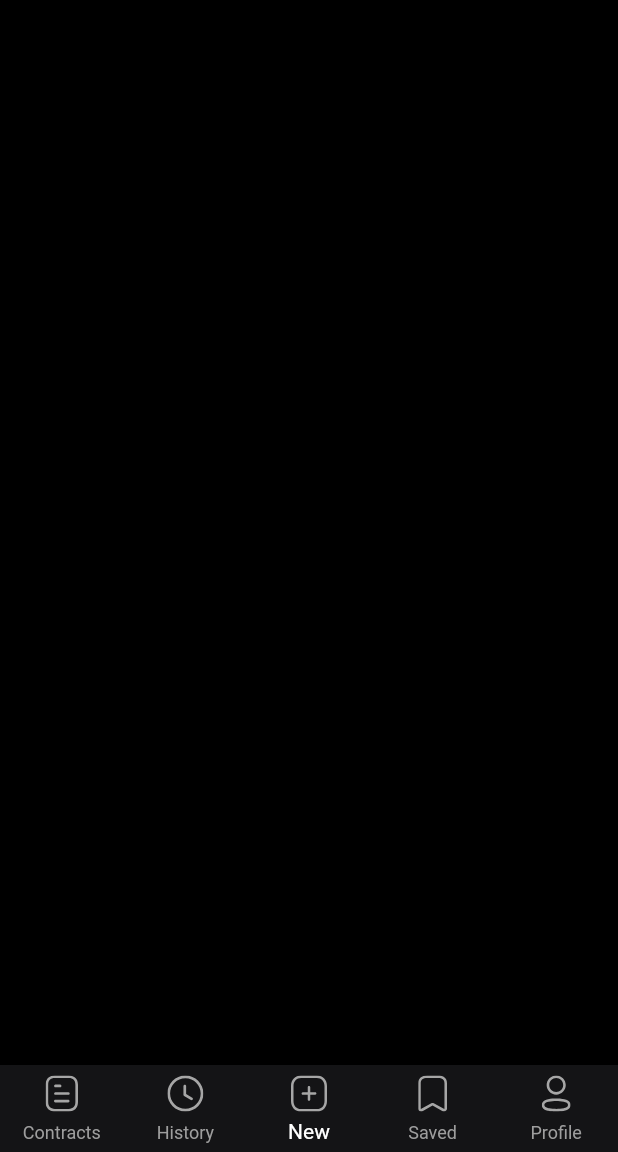
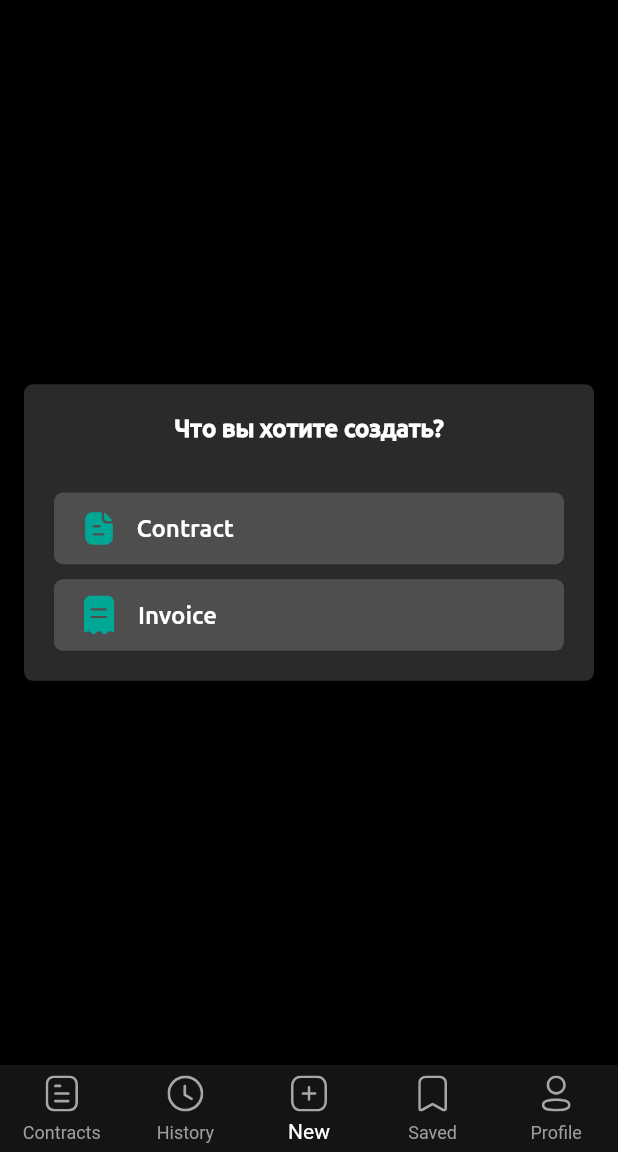
Before and after one commit to ShokhaKhaltaev/iBilling, a Flutter app: the screen it shows after launch, item 3 of the bottom bar chosen, on a phone screen of 412 x 824 dp, the part 84-1236 px from its top. Run offline on Flutter 3.47's test engine with Material 2 defaults, Android fonts, the phone set to English and light mode, and no system bars; our stand-ins replace calendar_timeline, flutter_svg; missing offline and left inert: grouped_buttons.

Commit message:
Add new contract screen and form to create contract

```diff
--- a/lib/main.dart
+++ b/lib/main.dart
@@ -1,9 +1,11 @@
 import 'package:flutter/material.dart';
 import 'package:ibilling_app/provider/contract_provider.dart';
+import 'package:ibilling_app/views/screens/add_contract_screen.dart';
 import 'package:ibilling_app/views/screens/contracts_screen.dart';
 import 'package:ibilling_app/views/screens/filters_screen.dart';
 import 'package:ibilling_app/views/screens/history_screen.dart';
 import 'package:ibilling_app/views/screens/home_page.dart';
+import 'package:ibilling_app/views/screens/new_invoice_screen.dart';
 import 'package:ibilling_app/views/screens/new_screen.dart';
 import 'package:ibilling_app/views/screens/profile_screen.dart';
 import 'package:ibilling_app/views/screens/saved_screen.dart';
@@ -43,7 +45,9 @@ class _MyAppState extends State<MyApp> {
           NewScreen.newRoute: (context) => NewScreen(),
           ProfileScreen.profileRoute: (context) => ProfileScreen(),
           SavedScreen.savedRoute: (context) => SavedScreen(),
-          FiltersScreen.filtersPageRoute: (context) => FiltersScreen()
+          FiltersScreen.filtersPageRoute: (context) => FiltersScreen(),
+          AddContractScreen.addContractPage: (context) => AddContractScreen(),
+          NewInvoiceScreen.newInvoicePage: (context) => NewInvoiceScreen(),
         }
       ),
     );
--- a/lib/views/screens/new_screen.dart
+++ b/lib/views/screens/new_screen.dart
@@ -1,12 +1,65 @@
+import 'dart:ui';
+
 import 'package:flutter/material.dart';
+import 'package:ibilling_app/views/screens/add_contract_screen.dart';
+import 'package:ibilling_app/views/screens/new_invoice_screen.dart';
+import 'package:ibilling_app/widgets/invoice_button.dart';
 
 class NewScreen extends StatelessWidget {
   static final newRoute = '/new-screen';
 
   @override
   Widget build(BuildContext context) {
-    return Scaffold(
-
+    return Padding(
+      padding: EdgeInsets.symmetric(horizontal: 16, vertical: 0),
+      child: Center(
+        child: Container(
+          padding: EdgeInsets.all(20),
+          height: MediaQuery.of(context).size.height * 0.24,
+          width: double.infinity,
+          decoration: BoxDecoration(
+            color: Color(0xff2A2A2D),
+            borderRadius: BorderRadius.circular(6),
+          ),
+          child: Column(
+            mainAxisAlignment: MainAxisAlignment.spaceBetween,
+            children: [
+              Center(
+                child: Text('Что вы хотите создать?', style: TextStyle(fontWeight: FontWeight.w700, fontSize: 16, fontFamily: 'Ubuntu Medium'),),
+              ),
+              Container(
+                height: MediaQuery.of(context).size.height * 0.128,
+                width: double.infinity,
+                child: Column(
+                  children: [
+                    Expanded(
+                      child: InvoiceButton(
+                        buttonText: 'Contract',
+                        iconPath: 'Paper.svg',
+                        callback: (){
+                          Navigator.pushNamed(context, AddContractScreen.addContractPage);
+                        },
+                      ),
+                    ),
+                    SizedBox(
+                      height: 10,
+                    ),
+                    Expanded(
+                        child: InvoiceButton(
+                          buttonText: 'Invoice',
+                          iconPath: 'invoice.svg',
+                          callback: (){
+                            Navigator.pushNamed(context, NewInvoiceScreen.newInvoicePage);
+                          },
+                        ),
+                    )
+                  ],
+                ),
+              )
+            ],
+          ),
+        ),
+      ),
     );
   }
 }
--- /dev/null
+++ b/lib/widgets/invoice_button.dart
@@ -0,0 +1,30 @@
+import 'package:flutter/material.dart';
+import 'package:flutter_svg/flutter_svg.dart';
+
+class InvoiceButton extends StatelessWidget {
+  final String iconPath;
+  final String buttonText;
+  final VoidCallback callback;
+  InvoiceButton({this.buttonText, this.iconPath, this.callback});
+
+  @override
+  Widget build(BuildContext context) {
+    return InkWell(
+      onTap: callback,
+      child: Container(
+        decoration: BoxDecoration(
+          color: Color(0xff4E4E4E),
+          borderRadius: BorderRadius.circular(6)
+        ),
+        padding: EdgeInsets.only(left: 20),
+        child: Row(
+          children: [
+            SvgPicture.asset('assets/icons/$iconPath', color: Color(0xff00A795),),
+            SizedBox(width: 15),
+            Text(buttonText, style: TextStyle(fontFamily: 'Ubuntu Medium', fontSize: 16, fontWeight: FontWeight.w500))
+          ],
+        ),
+      ),
+    );
+  }
+}
--- a/lib/widgets/language_selection.dart
+++ b/lib/widgets/language_selection.dart
@@ -10,7 +10,6 @@ class LanguageSelection extends StatefulWidget {
     return LanguageSelectionState();
   }
 }
-
 class LanguageSelectionState extends State<LanguageSelection> {
   @override
   void initState() {
--- a/lib/widgets/search_widget.dart
+++ b/lib/widgets/search_widget.dart
@@ -31,6 +31,7 @@ class Search extends SearchDelegate {
   @override
   Widget buildResults(BuildContext context) {
     return Container(
+      color: Colors.transparent,
       child: Center(
         child: Text(
           selectedResult
--- a/pubspec.yaml
+++ b/pubspec.yaml
@@ -52,6 +52,8 @@ flutter:
   assets:
     - assets/images/
     - assets/icons/
+    - assets/icons/arrow_text.svg
+    - assets/icons/question.png
 
   # An image asset can refer to one or more resolution-specific "variants", see
   # https://flutter.dev/assets-and-images/#resolution-aware.
```
Also changed, not shown: lib/views/screens/add_contract_screen.dart (added, +69 -0 lines), lib/views/screens/new_invoice_screen.dart (added, +47 -0 lines), lib/widgets/custom_textfield.dart (added, +106 -0 lines), lib/widgets/expnaded_animation.dart (added, +71 -0 lines), lib/widgets/form_textfireld.dart (added, +31 -0 lines), lib/widgets/scrollbar.dart (added, +93 -0 lines), assets/icons/arrow_text.svg (added), assets/icons/question.png (added), assets/icons/question_mark.svg (added).
